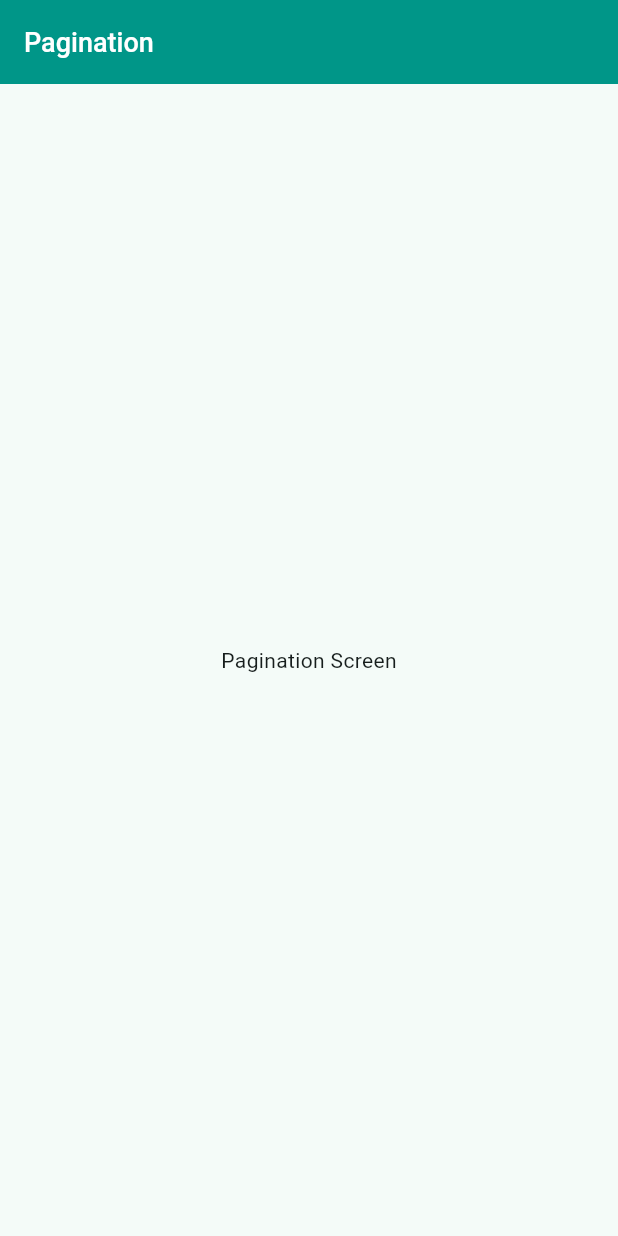
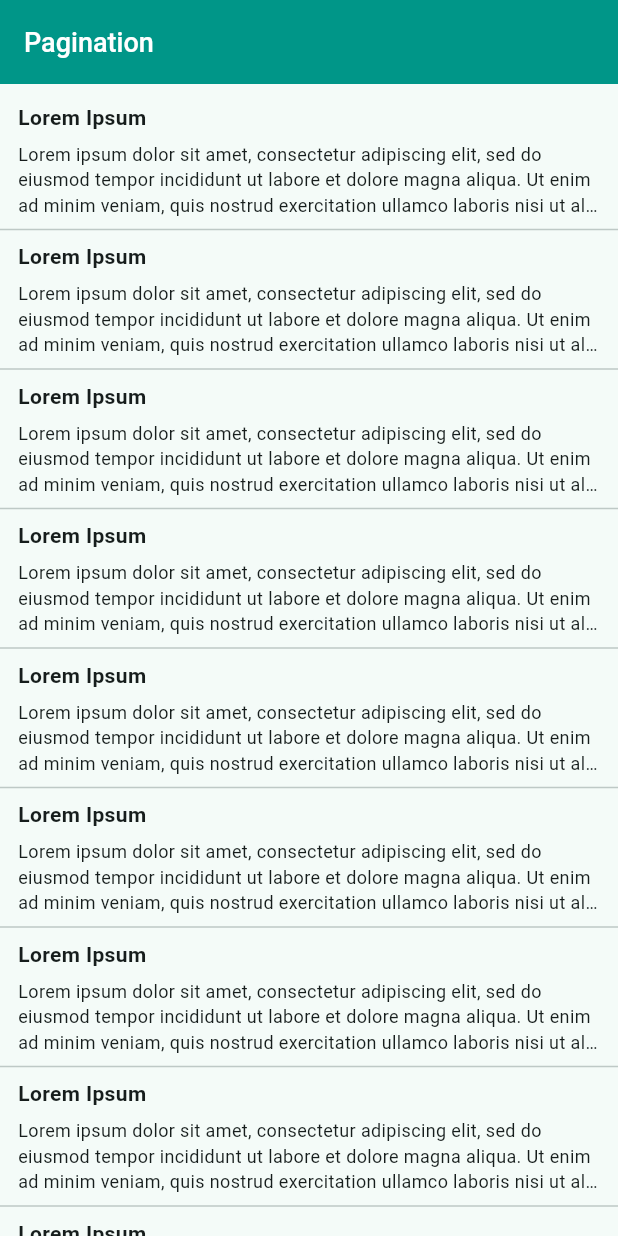
Before and after one commit to yoesuv/Riverpod-Playground, a Flutter app: the PaginationScreen screen opened by its route, on a phone screen of 412 x 824 dp. Run offline on Flutter 3.47's test engine with Material 2 defaults, Android fonts, the phone set to English and light mode, and no system bars; our stand-ins replace device_info_plus, dio, email_validator, flutter_riverpod, formz, freezed_annotation and 4 more.

Commit message:
:newspaper: create list item post

```diff
--- a/lib/src/menu/pagination/pagination_screen.dart
+++ b/lib/src/menu/pagination/pagination_screen.dart
@@ -1,4 +1,5 @@
 import 'package:flutter/material.dart';
+import 'package:riverpod_playground/src/menu/pagination/widgets/item_post.dart';
 import 'package:riverpod_playground/src/widgets/title_app_bar.dart';
 
 class PaginationScreen extends StatelessWidget {
@@ -14,9 +15,17 @@ class PaginationScreen extends StatelessWidget {
           label: 'Pagination',
         ),
       ),
-      body: Center(
-        child: Text('Pagination Screen'),
+      body: SafeArea(
+        child: ListView.separated(
+          padding: const EdgeInsets.symmetric(vertical: 12),
+          itemBuilder: (context, index) {
+            return const ItemPost();
+          },
+          separatorBuilder: (context, index) => const Divider(),
+          itemCount: 15,
+        ),
       ),
     );
   }
+
 }
--- /dev/null
+++ b/lib/src/menu/pagination/widgets/item_post.dart
@@ -0,0 +1,34 @@
+import 'package:flutter/material.dart';
+
+class ItemPost extends StatelessWidget {
+  const ItemPost({super.key});
+
+  @override
+  Widget build(BuildContext context) {
+    return Padding(
+      padding: const EdgeInsets.symmetric(horizontal: 12),
+      child: Column(
+        mainAxisSize: MainAxisSize.min,
+        crossAxisAlignment: CrossAxisAlignment.start,
+        children: [
+          Text(
+            'Lorem Ipsum',
+            style: const TextStyle(
+              fontSize: 14,
+              fontWeight: FontWeight.bold,
+            ),
+          ),
+          const SizedBox(height: 6),
+          Text(
+            'Lorem ipsum dolor sit amet, consectetur adipiscing elit, sed do eiusmod tempor incididunt ut labore et dolore magna aliqua. Ut enim ad minim veniam, quis nostrud exercitation ullamco laboris nisi ut aliquip ex ea commodo consequat',
+            style: const TextStyle(
+              fontSize: 12,
+            ),
+            maxLines: 3,
+            overflow: TextOverflow.ellipsis,
+          ),
+        ],
+      ),
+    );
+  }
+}
```
Also changed, not shown: 1 other file.
